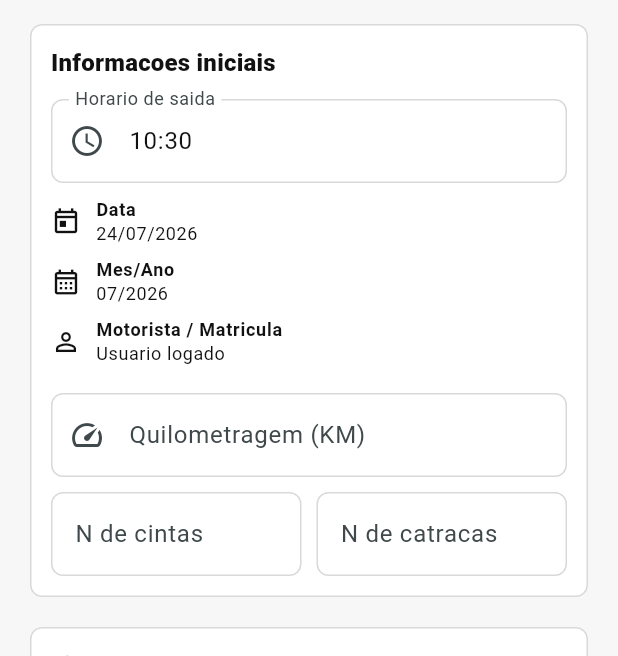
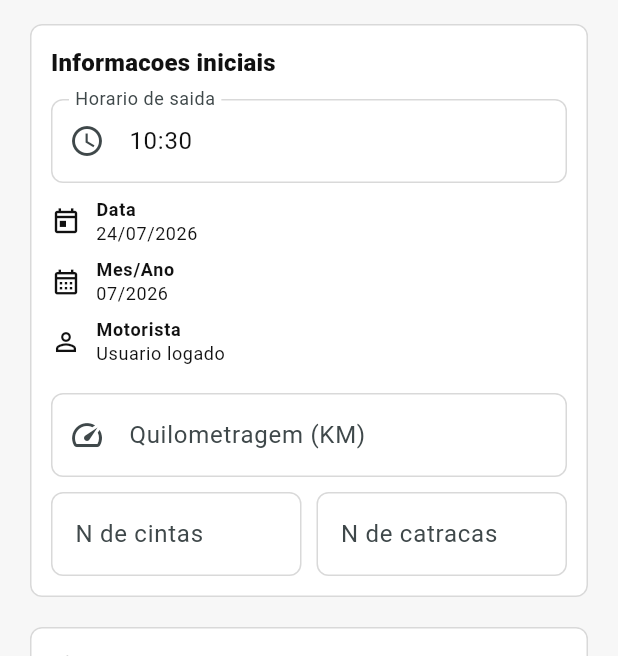
Before and after one commit to bielx9999/AvapexMobile, a Flutter app: the StrapRatchetChecklistPage screen opened directly, after a tap on "Outros", on a phone screen of 412 x 824 dp, the part 84-740 px from its top. Run offline on Flutter 3.47's test engine with Material 3 defaults, Android fonts, the phone set to English and light mode, and no system bars; our stand-ins replace cloud_firestore, firebase_auth, firebase_core, firebase_storage, flutter_dotenv, flutter_image_compress and 4 more; accounts and stored records are empty.

Commit message:
Show only driver name in checklist headers

```diff
--- a/apps/mobile/lib/features/checklists/presentation/chain_tensioner_checklist_page.dart
+++ b/apps/mobile/lib/features/checklists/presentation/chain_tensioner_checklist_page.dart
@@ -275,9 +275,7 @@ final class _ChainTensionerChecklistPageState
               monthYearText: _formatMonthYear(_openedAt),
               driverText: profile.when(
                 data: (user) {
-                  final name = user?.name ?? 'Usuario logado';
-                  final registration = user?.uid ?? 'Matricula indisponivel';
-                  return '$name - $registration';
+                  return user?.name ?? 'Usuario logado';
                 },
                 error: (_, _) => 'Usuario logado',
                 loading: () => 'Carregando usuario...',
@@ -450,7 +448,7 @@ final class _HeaderCard extends StatelessWidget {
             ),
             _InfoRow(
               icon: Icons.person_outline,
-              label: 'Motorista / Matricula',
+              label: 'Motorista',
               value: driverText,
             ),
             const SizedBox(height: 10),
--- a/apps/mobile/lib/features/checklists/presentation/strap_ratchet_checklist_page.dart
+++ b/apps/mobile/lib/features/checklists/presentation/strap_ratchet_checklist_page.dart
@@ -310,9 +310,7 @@ final class _StrapRatchetChecklistPageState
               monthYearText: _formatMonthYear(_openedAt),
               driverText: profile.when(
                 data: (user) {
-                  final name = user?.name ?? 'Usuario logado';
-                  final registration = user?.uid ?? 'Matricula indisponivel';
-                  return '$name - $registration';
+                  return user?.name ?? 'Usuario logado';
                 },
                 error: (_, _) => 'Usuario logado',
                 loading: () => 'Carregando usuario...',
@@ -510,7 +508,7 @@ final class _HeaderCard extends StatelessWidget {
             ),
             _InfoRow(
               icon: Icons.person_outline,
-              label: 'Motorista / Matricula',
+              label: 'Motorista',
               value: driverText,
             ),
             const SizedBox(height: 10),
```
